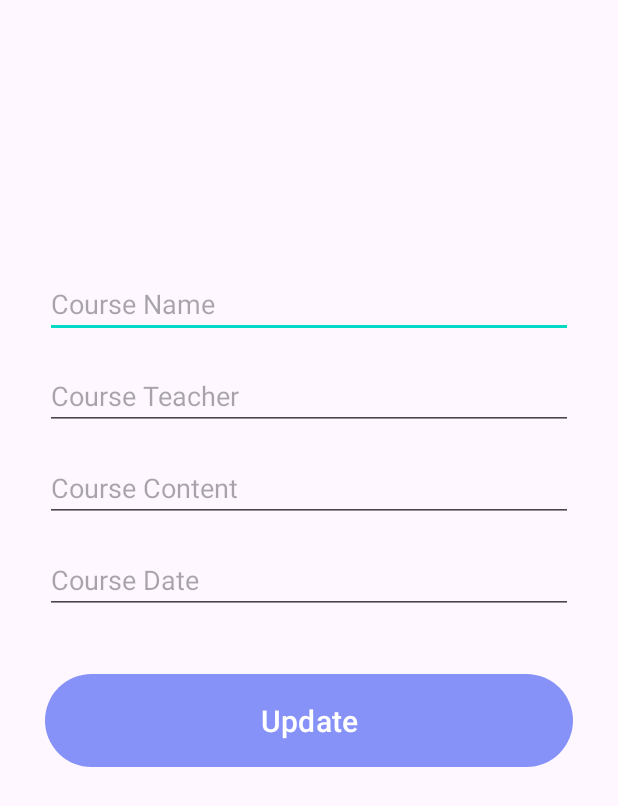
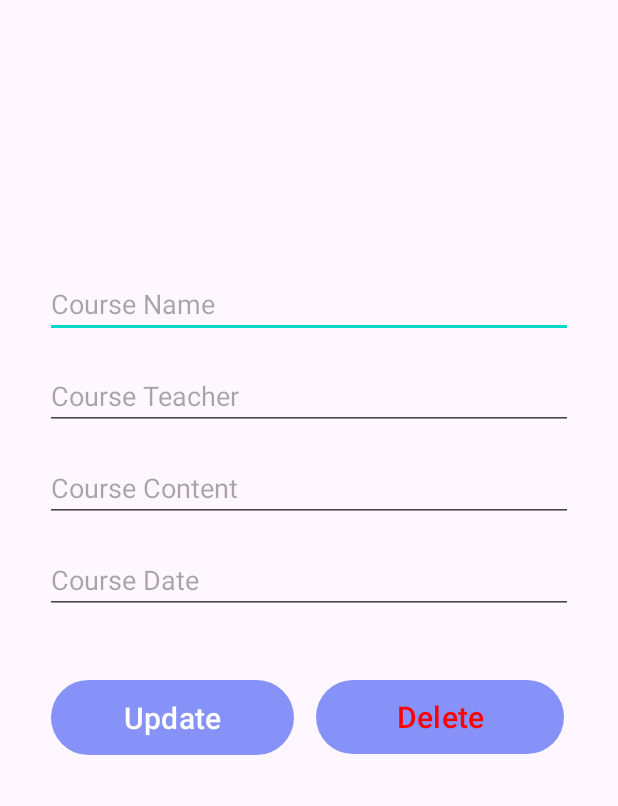
Before and after one commit to Wael-1497/Langscape_5SAE2, an Android app: the UpdateCourseActivity screen opened directly, with no data from a screen before it, on a phone screen of 412 x 824 dp. Shown: the top 806 px of the screen. Run offline under Robolectric (Android 15) with nearby library versions, the phone set to English and light mode, and no system bars.

Commit message:
Delete Course

```diff
--- a/app/src/main/java/tn/sae/langscape/UpdateCourseActivity.java
+++ b/app/src/main/java/tn/sae/langscape/UpdateCourseActivity.java
@@ -1,7 +1,11 @@
 package tn.sae.langscape;
 
+import androidx.appcompat.app.ActionBar;
+import androidx.appcompat.app.AlertDialog;
 import androidx.appcompat.app.AppCompatActivity;
 
+import android.content.DialogInterface;
+import android.database.sqlite.SQLiteDatabase;
 import android.os.Bundle;
 import android.view.View;
 import android.widget.Button;
@@ -9,7 +13,7 @@ import android.widget.EditText;
 
 public class UpdateCourseActivity extends AppCompatActivity {
     EditText name_input, teacher_input, content_input, date_input;
-    Button up_button;
+    Button up_button, del_button;
     String id, name, teacher, content, date;
     @Override
     protected void onCreate(Bundle savedInstanceState) {
@@ -21,8 +25,13 @@ public class UpdateCourseActivity extends AppCompatActivity {
         content_input = findViewById(R.id.content_input2);
         date_input = findViewById(R.id.date_input2);
         up_button = findViewById(R.id.up_button);
+        del_button = findViewById(R.id.del_button);
         getAndSetIntentData();
 
+        ActionBar ab = getSupportActionBar();
+        if (ab != null){
+            ab.setTitle(name);
+        }
         up_button.setOnClickListener(new View.OnClickListener() {
                                          @Override
                                          public void onClick(View view) {
@@ -35,19 +44,25 @@ public class UpdateCourseActivity extends AppCompatActivity {
 
                                          }
                                      });
+        del_button.setOnClickListener(new View.OnClickListener() {
+            @Override
+            public void onClick(View view) {
+                confirmDialog();
+            }
+        });
     }
-    void getAndSetIntentData(){
-        if(getIntent().hasExtra("id") &&
+    void getAndSetIntentData() {
+        if (getIntent().hasExtra("id") &&
                 getIntent().hasExtra("name") &&
                 getIntent().hasExtra("teacher") &&
                 getIntent().hasExtra("content") &&
-                getIntent().hasExtra("date")){
+                getIntent().hasExtra("date")) {
             //Getting Data from Intent
-             id = getIntent().getStringExtra("id");
-             name = getIntent().getStringExtra("name");
-             teacher = getIntent().getStringExtra("teacher");
-             content = getIntent().getStringExtra("content");
-             date = getIntent().getStringExtra("date");
+            id = getIntent().getStringExtra("id");
+            name = getIntent().getStringExtra("name");
+            teacher = getIntent().getStringExtra("teacher");
+            content = getIntent().getStringExtra("content");
+            date = getIntent().getStringExtra("date");
             //Setting Intent Data
             name_input.setText(name);
             teacher_input.setText(teacher);
@@ -55,4 +70,26 @@ public class UpdateCourseActivity extends AppCompatActivity {
             date_input.setText(date);
         }
     }
+    void confirmDialog() {
+        AlertDialog.Builder builder = new AlertDialog.Builder(this);
+        builder.setTitle("Delete " + name + " ?");
+        builder.setMessage("Are you sure you want to delete " + name + " ?");
+        builder.setPositiveButton("Yes", new DialogInterface.OnClickListener() {
+            @Override
+            public void onClick(DialogInterface dialogInterface, int i) {
+                MyDatabaseHelper myDB = new MyDatabaseHelper(UpdateCourseActivity.this);
+                myDB.deleteOneRow(id);
+                finish();
+            }
+        });
+        builder.setNegativeButton("No", new DialogInterface.OnClickListener() {
+            @Override
+            public void onClick(DialogInterface dialogInterface, int i) {
+
+            }
+        });
+        builder.create().show();
+    }
+
+
 }
--- a/app/src/main/res/layout/activity_update_course.xml
+++ b/app/src/main/res/layout/activity_update_course.xml
@@ -57,13 +57,28 @@
 
     <Button
         android:id="@+id/up_button"
-        android:layout_width="match_parent"
-        android:layout_height="70dp"
-        android:layout_marginTop="36dp"
+        android:layout_width="162dp"
+        android:layout_height="58dp"
+        android:layout_marginStart="4dp"
+        android:layout_marginTop="40dp"
         android:text="Update"
+        android:textAllCaps="false"
         android:textSize="20sp"
-        android:textAllCaps="false"
-        app:layout_constraintEnd_toEndOf="parent"
         app:layout_constraintStart_toStartOf="parent"
         app:layout_constraintTop_toBottomOf="@+id/date_input2" />
+
+    <Button
+        android:id="@+id/del_button"
+        android:layout_width="165dp"
+        android:layout_height="57dp"
+        android:layout_marginStart="10dp"
+        android:layout_marginTop="40dp"
+        android:text="Delete"
+        android:textAllCaps="false"
+        android:textColor="#FF0000"
+        android:textSize="20sp"
+        app:layout_constraintEnd_toEndOf="parent"
+        app:layout_constraintHorizontal_bias="0.444"
+        app:layout_constraintStart_toEndOf="@+id/up_button"
+        app:layout_constraintTop_toBottomOf="@+id/date_input2" />
 </androidx.constraintlayout.widget.ConstraintLayout>
```
Also changed, not shown: app/src/main/java/tn/sae/langscape/MyDatabaseHelper.java (+9 -0 lines).
